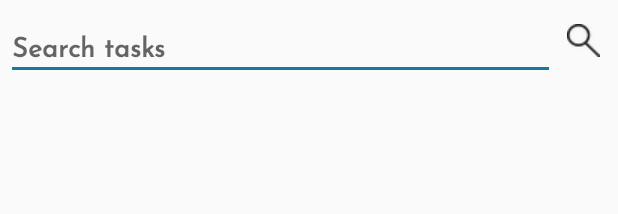
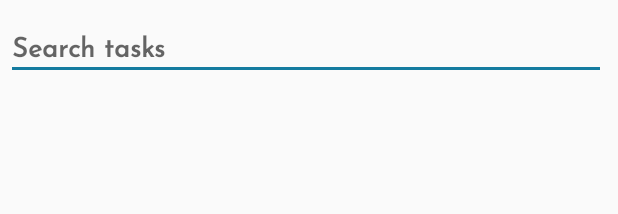
Before and after one commit to bmberger/WavesApp, an Android app: the layout fragment_search.xml on its own in the app's theme, with its tools: preview values and no code run, on a phone screen of 412 x 824 dp. Shown: the top 214 px of the screen. Run offline under Robolectric (Android 15) with nearby library versions, the phone set to English and light mode, and no system bars; Roboto replaces fonts that are not available here.

Commit message:
Update search fragment to have a live search querying of tasks

```diff
--- a/app/src/main/res/layout/fragment_search.xml
+++ b/app/src/main/res/layout/fragment_search.xml
@@ -2,7 +2,6 @@
 <androidx.constraintlayout.widget.ConstraintLayout
     xmlns:android="http://schemas.android.com/apk/res/android"
     xmlns:app="http://schemas.android.com/apk/res-auto"
-    xmlns:tools="http://schemas.android.com/tools"
     android:layout_width="match_parent"
     android:layout_height="match_parent"
     android:clickable="true" >
@@ -17,7 +16,7 @@
         android:ems="10"
         android:hint="Search tasks"
         android:inputType="textPersonName"
-        app:layout_constraintEnd_toStartOf="@+id/ibSearch"
+        app:layout_constraintEnd_toEndOf="parent"
         app:layout_constraintStart_toStartOf="parent"
         app:layout_constraintTop_toTopOf="parent" />
 
@@ -47,15 +46,4 @@
         app:layout_constraintStart_toStartOf="parent"
         app:layout_constraintTop_toBottomOf="@+id/etSearch" />
 
-    <ImageButton
-        android:id="@+id/ibSearch"
-        android:layout_width="wrap_content"
-        android:layout_height="wrap_content"
-        android:layout_marginTop="16dp"
-        android:layout_marginEnd="12dp"
-        android:background="@android:color/transparent"
-        app:layout_constraintEnd_toEndOf="parent"
-        app:layout_constraintTop_toTopOf="parent"
-        app:srcCompat="@drawable/search" />
-
 </androidx.constraintlayout.widget.ConstraintLayout>
```
Also changed, not shown: app/src/main/java/com/example/waves_app/fragments/SearchFragment.java (+20 -33 lines).
